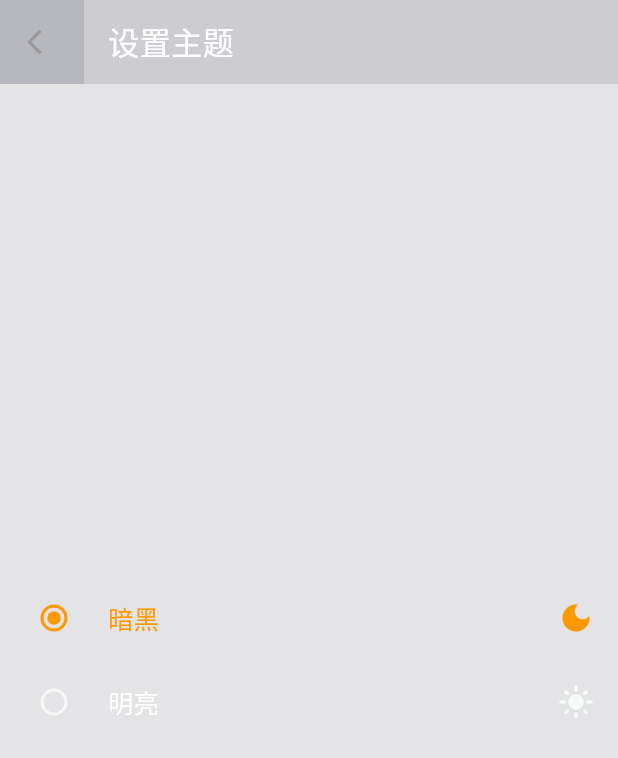
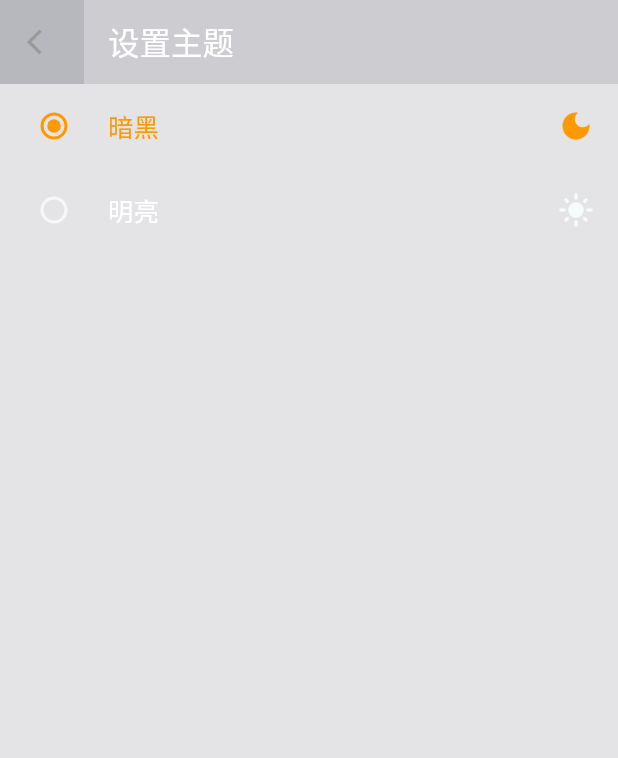
Before and after one commit to www-chao-fun/chaofun-app, a Flutter app: the SetThemePage screen opened directly, after a tap on "暗黑", on a phone screen of 412 x 824 dp. Shown: the top 758 px of the screen. Run offline on Flutter 3.47's test engine with Material 2 defaults, Android fonts, the phone set to English and light mode, and no system bars; our stand-ins replace cached_network_image, connectivity, device_info, dio, fluro, flutter_easyrefresh and 18 more; missing offline and left inert: charcode, dart:ffi, extended_text, extended_text_field, extended_text_library, flutter_inappwebview and 5 more; accounts and stored records are empty; network calls fail; statements that could not run were skipped.

Commit message:
fix: 增加持久化配置

```diff
--- a/lib/pages/set/set_theme_page.dart
+++ b/lib/pages/set/set_theme_page.dart
@@ -19,21 +19,30 @@ class _PushSetPageState extends State<SetThemePage> {
   var appVersionInfo;
 
   bool ifdown = false;
-  bool loopGif;
   var plat;
   var downpercent = 0.0;
   var hasSet;
-  String selectTheme = "system";
+  var theme = 'normal';
 
   @override
   void initState() {
     // TODO: implement initState
 
     super.initState();
-    loopGif = Provider.of<UserStateProvide>(context, listen: false).loopGif;
+
+    asyncInit();
+
+    print(theme);
   }
 
-  int theme;
+  void asyncInit() async {
+    var tmpTheme = await Provider.of<UserStateProvide>(context, listen: false).getTheme();
+    setState(() {
+      theme = tmpTheme;
+    });
+    print(theme);
+  }
+
 
   @override
   Widget build(BuildContext context) {
@@ -63,11 +72,12 @@ class _PushSetPageState extends State<SetThemePage> {
         backgroundColor: Theme.of(context).scaffoldBackgroundColor,
       ),
       body: Column(
-        mainAxisAlignment: MainAxisAlignment.center,
+        // mainAxisAlignment: MainAxisAlignment.center,
         children: <Widget>[
           RadioListTile(
-            value: 1,
+            value: 'dark',
             onChanged: (value) {
+              Provider.of<UserStateProvide>(context, listen: false).setTheme(value);
               setState(() {
                 this.theme=value;
                 AppStateContainer.of(context).updateTheme(Themes.DARK_THEME_CODE);
@@ -76,11 +86,12 @@ class _PushSetPageState extends State<SetThemePage> {
             groupValue: this.theme,
             title: Text("暗黑"),
             secondary: Icon(Icons.dark_mode),
-            selected: this.theme == 1,
+            selected: this.theme == 'dark',
           ),
           RadioListTile(
-            value: 2,
+            value: 'normal',
             onChanged: (value) {
+              Provider.of<UserStateProvide>(context, listen: false).setTheme(value);
               setState(() {
                 this.theme=value;
                 AppStateContainer.of(context).updateTheme(Themes.LIGHT_THEME_CODE);
@@ -89,7 +100,7 @@ class _PushSetPageState extends State<SetThemePage> {
             groupValue: this.theme,
             title: Text("明亮"),
             secondary: Icon(Icons.light_mode),
-            selected: this.theme == 2,
+            selected: this.theme == 'normal',
           ),
         ],
       ),
--- a/lib/provide/user.dart
+++ b/lib/provide/user.dart
@@ -26,6 +26,7 @@ class UserStateProvide with ChangeNotifier {
   bool loopGif = true;
   bool autoPlayGif = true;
   bool hasNewMessage = false;
+  var theme = 'normal'; // normal, dark,
   var unreadMessage = 0;
   var modelType = 'model2';
 
@@ -110,6 +111,22 @@ class UserStateProvide with ChangeNotifier {
     }
 
     return loopGif;
+  }
+
+  void setTheme(theme) async {
+    this.theme = theme;
+    SharedPreferences prefs = await SharedPreferences.getInstance();
+    prefs.setString('theme', theme);
+    notifyListeners();
+  }
+
+  Future<String> getTheme() async {
+    SharedPreferences prefs = await SharedPreferences.getInstance();
+    if (prefs.getString('theme') != null) {
+      var tmpTheme = prefs.getString('theme');
+      theme = tmpTheme;
+    }
+    return theme;
   }
 
   Future<void> setAutoPlayGif() async {
```
